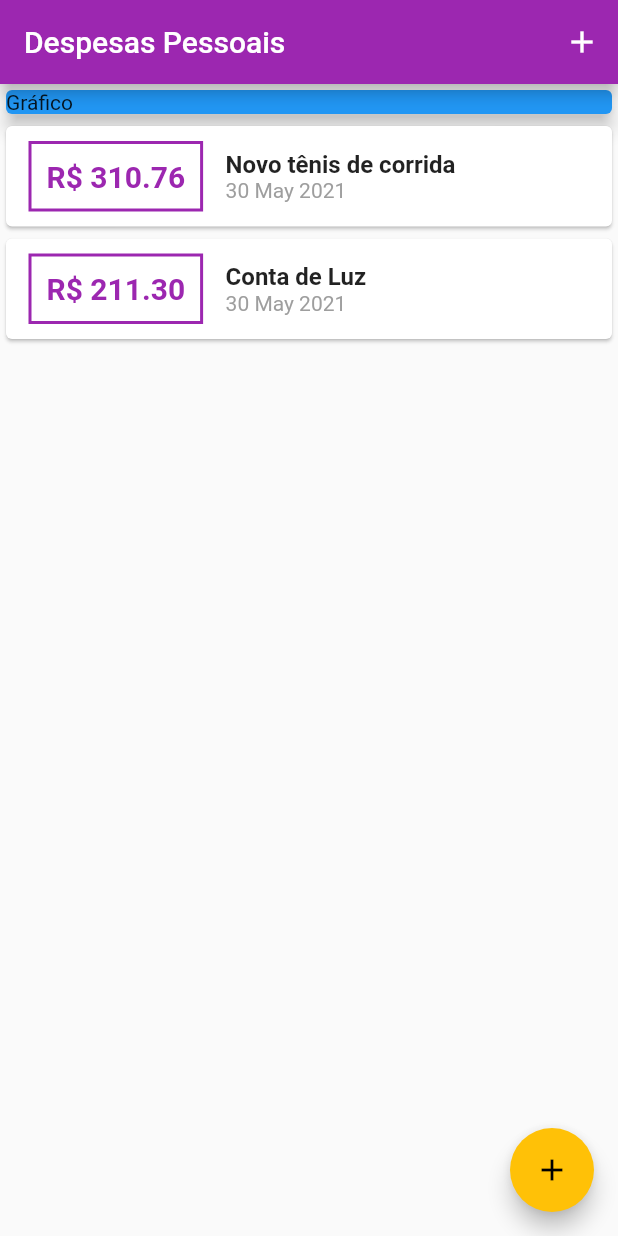
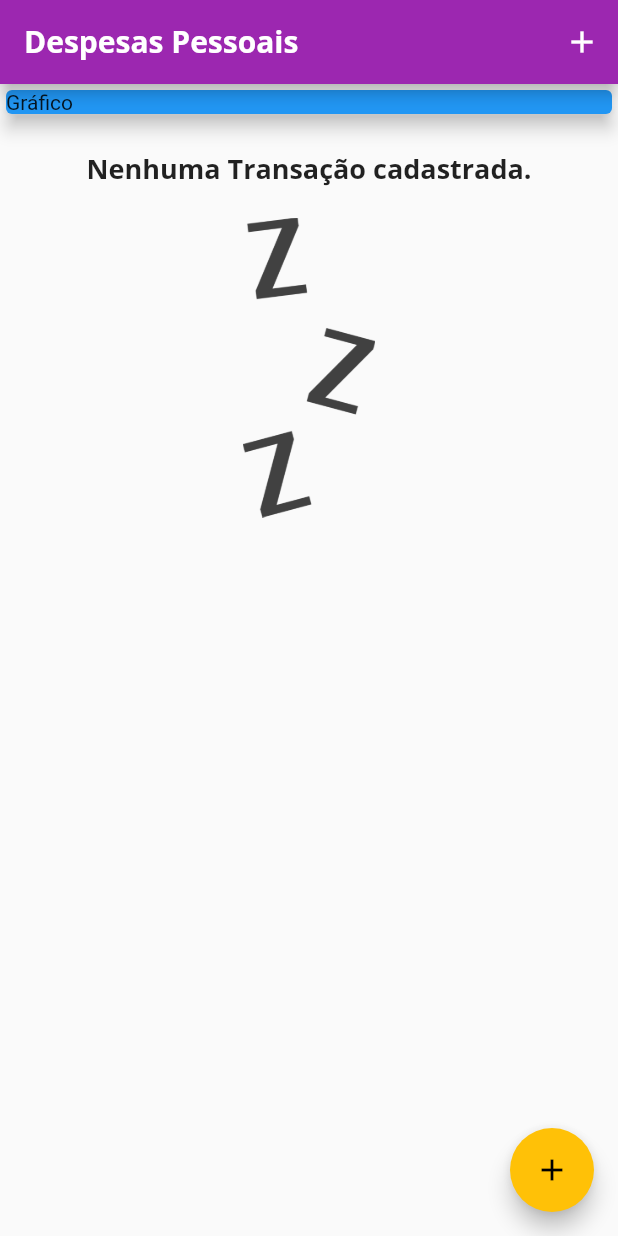
Before and after one commit to juareribeiro/Expenses, a Flutter app: the screen it shows after launch, on a phone screen of 412 x 824 dp. Run offline on Flutter 3.47's test engine with Material 2 defaults, Android fonts, the phone set to English and light mode, and no system bars.

Commit message:
Iniciando Chart

```diff
--- a/lib/components/transaction_list.dart
+++ b/lib/components/transaction_list.dart
@@ -12,7 +12,25 @@ class TransactionList extends StatelessWidget {
   Widget build(BuildContext context) {
     return Container(
         height: 370,
-        child: ListView.builder(
+        child: transactions.isEmpty
+            ? Column(
+                children: [
+                  SizedBox(height: 20),
+                  Text(
+                    'Nenhuma Transação cadastrada.',
+                    style: Theme.of(context).textTheme.headline6,
+                  ),
+                  SizedBox(height: 20),
+                  Container(
+                    height: 200,
+                    child: Image.asset(
+                      'assets/images/waiting.png',
+                      fit: BoxFit.cover,
+                    ),
+                  ),
+                ],
+              )
+            : ListView.builder(
                 itemCount: transactions.length,
                 itemBuilder: (ctx, index) {
                   final tr = transactions[index];
@@ -20,10 +38,12 @@ class TransactionList extends StatelessWidget {
                     child: Row(
                       children: [
                         Container(
-                    margin: EdgeInsets.symmetric(horizontal: 15, vertical: 10),
+                          margin: EdgeInsets.symmetric(
+                              horizontal: 15, vertical: 10),
                           decoration: BoxDecoration(
                               border: Border.all(
-                            color: Theme.of(context).primaryColor, width: 2)),
+                                  color: Theme.of(context).primaryColor,
+                                  width: 2)),
                           padding: EdgeInsets.all(10),
                           child: Text(
                             'R\$ ${tr.value.toStringAsFixed(2)}',
@@ -36,11 +56,8 @@ class TransactionList extends StatelessWidget {
                         Column(
                           crossAxisAlignment: CrossAxisAlignment.start,
                           children: [
-                      Text(
-                        tr.title,
-                        style: TextStyle(
-                            fontSize: 16, fontWeight: FontWeight.bold),
-                      ),
+                            Text(tr.title,
+                                style: Theme.of(context).textTheme.headline6),
                             Text(
                               DateFormat('d MMM y').format(tr.date),
                               style: TextStyle(color: Colors.grey),
--- a/lib/main.dart
+++ b/lib/main.dart
@@ -11,7 +11,22 @@ class ExpensesApp extends StatelessWidget {
   Widget build(BuildContext context) {
     return MaterialApp(
       home: MyHomePage(),
-      theme: ThemeData(primarySwatch: Colors.purple, accentColor: Colors.amber),
+      theme: ThemeData(
+        primarySwatch: Colors.purple,
+        accentColor: Colors.amber,
+        fontFamily: 'Quicksand',
+        textTheme: ThemeData.light().textTheme.copyWith(
+            headline6: TextStyle(
+                fontFamily: 'OpenSans',
+                fontSize: 18,
+                fontWeight: FontWeight.bold)),
+        appBarTheme: AppBarTheme(
+            textTheme: ThemeData.light().textTheme.copyWith(
+                headline6: TextStyle(
+                    fontFamily: 'OpenSans',
+                    fontSize: 20,
+                    fontWeight: FontWeight.bold))),
+      ),
     );
   }
 }
@@ -22,19 +37,19 @@ class MyHomePage extends StatefulWidget {
 }
 
 class _MyHomePageState extends State<MyHomePage> {
-  final _transactions = [
-    Transaction(
-      id: 't1',
-      title: 'Novo tênis de corrida',
-      value: 310.76,
-      date: DateTime.now(),
-    ),
-    Transaction(
-      id: 't2',
-      title: 'Conta de Luz',
-      value: 211.30,
-      date: DateTime.now(),
-    ),
+  final List<Transaction> _transactions = [
+    // Transaction(
+    //   id: 't1',
+    //   title: 'Novo tênis de corrida',
+    //   value: 310.76,
+    //   date: DateTime.now(),
+    // ),
+    // Transaction(
+    //   id: 't2',
+    //   title: 'Conta de Luz',
+    //   value: 211.30,
+    //   date: DateTime.now(),
+    // ),
   ];
 
   _addTransaction(String title, double value) {
@@ -63,7 +78,9 @@ class _MyHomePageState extends State<MyHomePage> {
   Widget build(BuildContext context) {
     return Scaffold(
         appBar: AppBar(
-          title: Text('Despesas Pessoais'),
+          title: Text(
+            'Despesas Pessoais',
+          ),
           actions: [
             IconButton(
                 icon: Icon(Icons.add),
```
Also changed, not shown: lib/components/chart.dart (added, +43 -0 lines), pubspec.yaml (+13 -8 lines), assets/images/waiting.png (added). Lines whose indentation alone changed are shown as unchanged.
